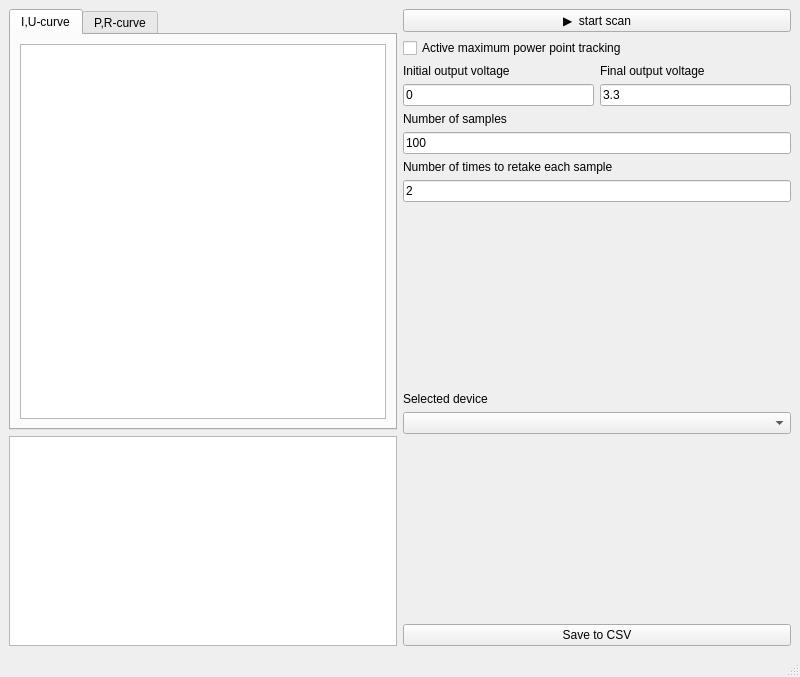
This is src/pythondaq/views/ui/solarcell.ui in everydayanchovies/solar-cell-experiment-automatisation as Qt 5 draws it before an edit. The edited form follows.
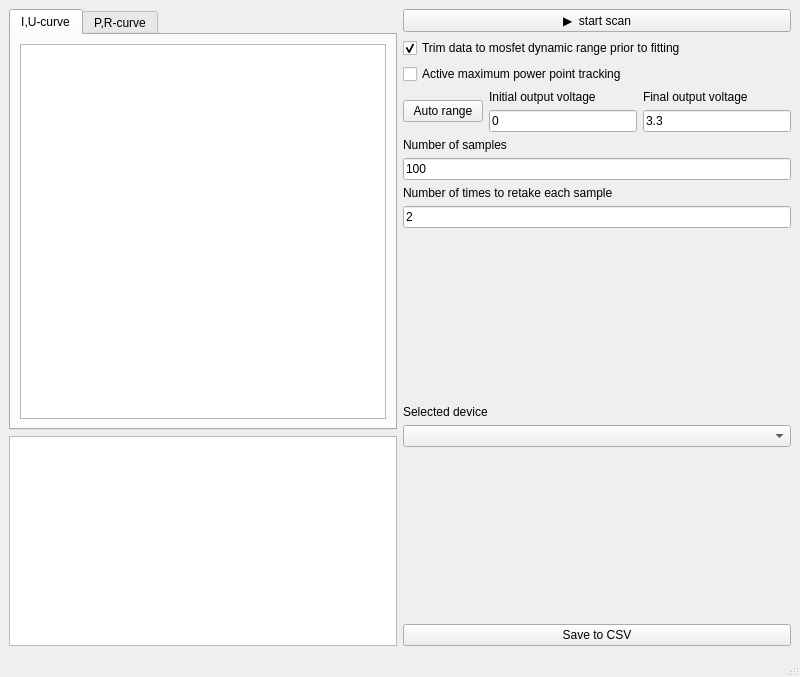
This is the edited form. The open tabs and pages were chosen to show the change. Custom widgets are drawn as their Qt base class.

Commit message: mosfet autorange works but fits sorta broken

```diff
--- a/src/pythondaq/views/ui/solarcell.ui
+++ b/src/pythondaq/views/ui/solarcell.ui
@@ -26,6 +26,16 @@
           </property>
          </widget>
         </item>
+        <item>
+         <widget class="QCheckBox" name="mosfet_trim_cb">
+          <property name="text">
+           <string>Trim data to mosfet dynamic range prior to fitting</string>
+          </property>
+          <property name="checked">
+           <bool>true</bool>
+          </property>
+         </widget>
+        </item>
         <item>
          <widget class="QCheckBox" name="max_p_tracking_cb">
           <property name="text">
@@ -34,7 +44,14 @@
          </widget>
         </item>
         <item>
-         <layout class="QHBoxLayout" name="horizontalLayout_2" stretch="0,0,0">
+         <layout class="QHBoxLayout" name="horizontalLayout_2" stretch="0,0,0,0">
+          <item>
+           <widget class="QPushButton" name="autorange_btn">
+            <property name="text">
+             <string>Auto range</string>
+            </property>
+           </widget>
+          </item>
           <item>
            <layout class="QVBoxLayout" name="verticalLayout_3">
             <item>
```
Left out of the diff: 2 changed lines with no effect on the pictures. The commit also changes 2 other files.
